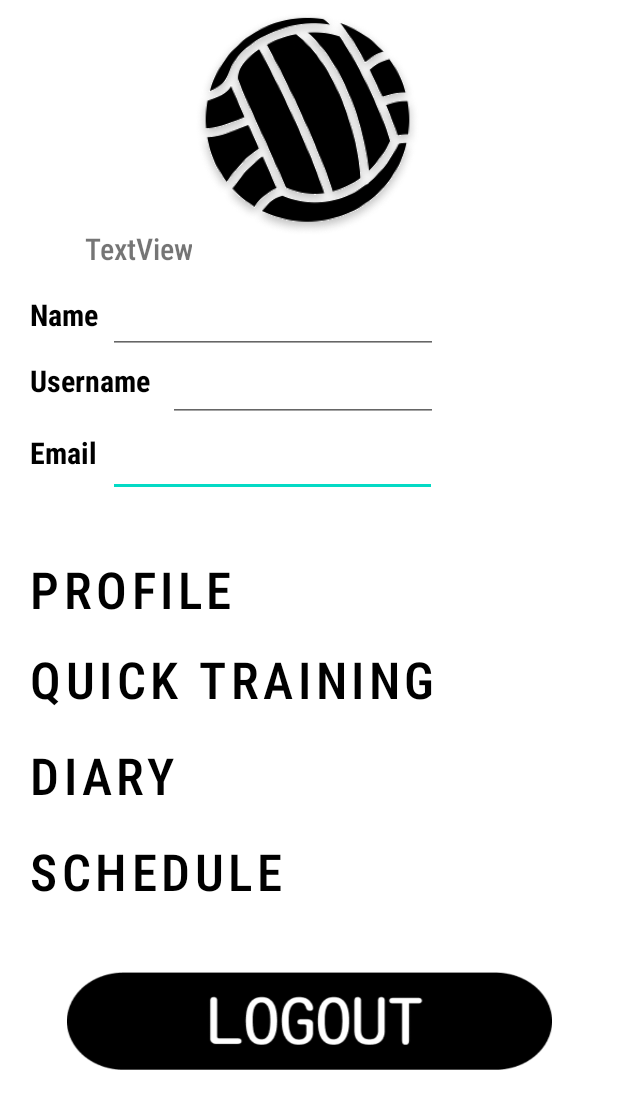
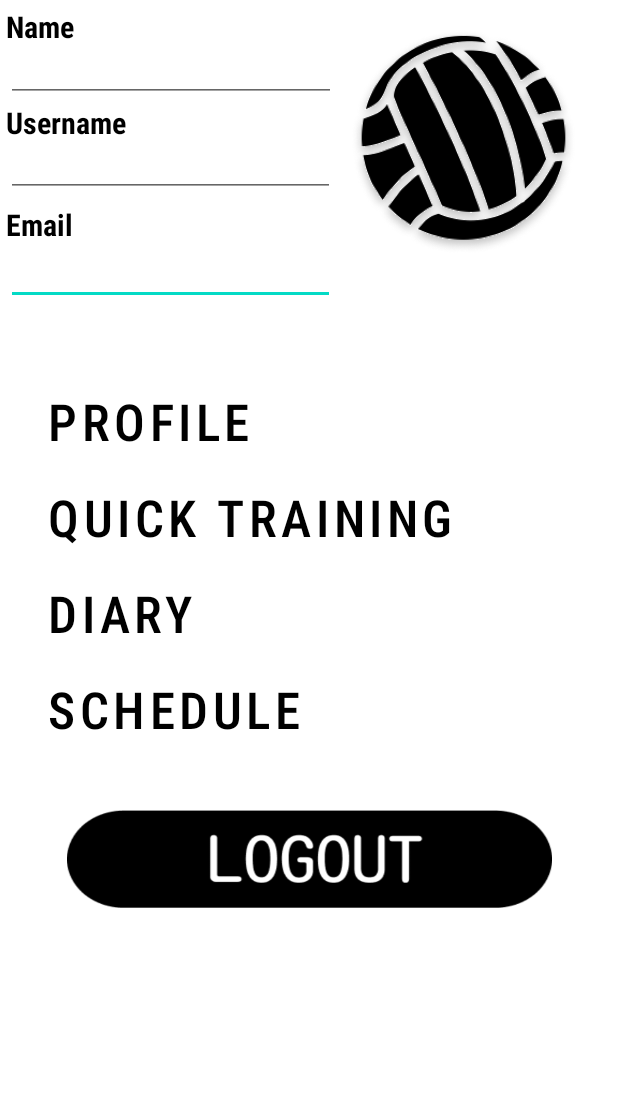
Before and after one commit to PaulCraioveanu/Netball_application, an Android app: the layout activity_home.xml on its own in the app's theme, with its tools: preview values and no code run, on a phone screen of 412 x 824 dp. Shown: the top 1109 px of the screen. Run offline under Robolectric (Android 15) with nearby library versions, the phone set to English and light mode, and no system bars; network calls fail.

Commit message:
moved buttons in activity_home.xml for aesthetics

```diff
--- a/app/src/main/res/layout/activity_home.xml
+++ b/app/src/main/res/layout/activity_home.xml
@@ -16,22 +16,22 @@
     <TextView
         android:layout_width="54dp"
         android:layout_height="34dp"
-        android:layout_marginStart="20dp"
-        android:layout_marginTop="196dp"
+        android:layout_marginStart="4dp"
+        android:layout_marginTop="4dp"
         android:fontFamily="sans-serif-condensed-medium"
         android:gravity="clip_horizontal"
         android:text="Name"
         android:textColor="@color/black"
+        android:textSize="20sp"
         android:textStyle="bold"
-        android:textSize="20sp"
         app:layout_constraintStart_toStartOf="parent"
         app:layout_constraintTop_toTopOf="parent" />
 
     <TextView
         android:layout_width="54dp"
         android:layout_height="34dp"
-        android:layout_marginStart="20dp"
-        android:layout_marginTop="288dp"
+        android:layout_marginStart="4dp"
+        android:layout_marginTop="136dp"
         android:fontFamily="sans-serif-condensed-medium"
         android:gravity="clip_horizontal"
         android:text="Email"
@@ -44,8 +44,8 @@
     <TextView
         android:layout_width="91dp"
         android:layout_height="32dp"
-        android:layout_marginStart="20dp"
-        android:layout_marginTop="240dp"
+        android:layout_marginStart="4dp"
+        android:layout_marginTop="68dp"
         android:fontFamily="sans-serif-condensed-medium"
         android:gravity="clip_horizontal"
         android:text="Username"
@@ -59,8 +59,8 @@
         android:id="@+id/etEmail"
         android:layout_width="219dp"
         android:layout_height="43dp"
-        android:layout_marginStart="72dp"
-        android:layout_marginTop="288dp"
+        android:layout_marginStart="4dp"
+        android:layout_marginTop="160dp"
         android:fontFamily="sans-serif-condensed-medium"
         android:gravity="clip_horizontal"
         android:textColor="@color/black"
@@ -70,10 +70,10 @@
 
     <EditText
         android:id="@+id/etUsername"
-        android:layout_width="180dp"
-        android:layout_height="41dp"
-        android:layout_marginStart="112dp"
-        android:layout_marginTop="240dp"
+        android:layout_width="219dp"
+        android:layout_height="43dp"
+        android:layout_marginStart="4dp"
+        android:layout_marginTop="88dp"
         android:fontFamily="sans-serif-condensed-medium"
         android:gravity="clip_horizontal"
         android:textColor="@color/black"
@@ -85,8 +85,8 @@
         android:id="@+id/etName"
         android:layout_width="220dp"
         android:layout_height="40dp"
-        android:layout_marginStart="72dp"
-        android:layout_marginTop="196dp"
+        android:layout_marginStart="4dp"
+        android:layout_marginTop="28dp"
         android:fontFamily="sans-serif-condensed-medium"
         android:gravity="clip_horizontal"
         android:textColor="@color/black"
@@ -101,7 +101,7 @@
         android:layout_alignParentStart="true"
         android:layout_alignParentEnd="true"
         android:layout_alignParentBottom="true"
-        android:layout_marginTop="648dp"
+        android:layout_marginTop="540dp"
         android:background="@drawable/logout"
         android:text="LogOut"
         android:textAllCaps="false"
@@ -116,8 +116,8 @@
         android:layout_alignParentStart="true"
         android:layout_alignParentEnd="true"
         android:layout_alignParentBottom="true"
-        android:layout_marginStart="4dp"
-        android:layout_marginTop="360dp"
+        android:layout_marginStart="16dp"
+        android:layout_marginTop="248dp"
         android:background="#00000000"
         android:fontFamily="sans-serif-condensed-medium"
         android:gravity="clip_horizontal"
@@ -134,8 +134,8 @@
         android:layout_alignParentStart="true"
         android:layout_alignParentEnd="true"
         android:layout_alignParentBottom="true"
-        android:layout_marginStart="4dp"
-        android:layout_marginTop="548dp"
+        android:layout_marginStart="16dp"
+        android:layout_marginTop="440dp"
         android:background="#00000000"
         android:fontFamily="sans-serif-condensed-medium"
         android:gravity="clip_horizontal"
@@ -152,8 +152,8 @@
         android:layout_alignParentStart="true"
         android:layout_alignParentEnd="true"
         android:layout_alignParentBottom="true"
-        android:layout_marginStart="4dp"
-        android:layout_marginTop="420dp"
+        android:layout_marginStart="16dp"
+        android:layout_marginTop="312dp"
         android:background="#00000000"
         android:fontFamily="sans-serif-condensed-medium"
         android:gravity="clip_horizontal"
@@ -170,8 +170,8 @@
         android:layout_alignParentStart="true"
         android:layout_alignParentEnd="true"
         android:layout_alignParentBottom="true"
-        android:layout_marginStart="4dp"
-        android:layout_marginTop="484dp"
+        android:layout_marginStart="16dp"
+        android:layout_marginTop="376dp"
         android:background="#00000000"
         android:fontFamily="sans-serif-condensed-medium"
         android:gravity="clip_horizontal"
@@ -181,25 +181,12 @@
         app:layout_constraintStart_toStartOf="parent"
         app:layout_constraintTop_toTopOf="parent" />
 
-    <TextView
-        android:id="@+id/welcomemsg"
-        android:layout_width="wrap_content"
-        android:layout_height="wrap_content"
-        android:layout_marginStart="56dp"
-        android:layout_marginTop="152dp"
-        android:fontFamily="sans-serif-condensed-medium"
-        android:gravity="center"
-        android:text="TextView"
-        android:textSize="20dp"
-        app:layout_constraintStart_toStartOf="parent"
-        app:layout_constraintTop_toTopOf="parent" />
-
     <ImageView
         android:id="@+id/imageView3"
         android:layout_width="170dp"
         android:layout_height="157dp"
-        android:layout_marginStart="120dp"
-        android:layout_marginTop="4dp"
+        android:layout_marginStart="224dp"
+        android:layout_marginTop="16dp"
         app:layout_constraintStart_toStartOf="parent"
         app:layout_constraintTop_toTopOf="parent"
         app:srcCompat="@drawable/logo" />
```
